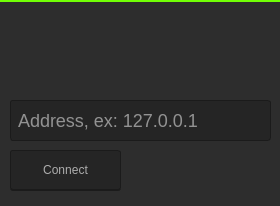
vldr/VLDRChat, file vldrChatQt/vldrIntroQt.ui: the form before one commit.
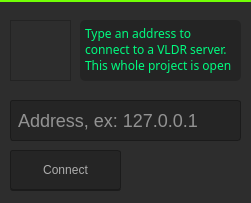
The form after the commit. Icons and pictures are not drawn.

```diff
--- a/vldrChatQt/vldrIntroQt.ui
+++ b/vldrChatQt/vldrIntroQt.ui
@@ -6,8 +6,8 @@
    <rect>
     <x>0</x>
     <y>0</y>
-    <width>280</width>
-    <height>206</height>
+    <width>251</width>
+    <height>203</height>
    </rect>
   </property>
   <property name="windowTitle">
@@ -25,7 +25,7 @@
     <rect>
      <x>10</x>
      <y>100</y>
-     <width>261</width>
+     <width>231</width>
      <height>41</height>
     </rect>
    </property>
@@ -86,6 +86,57 @@
     <string notr="true">border-top:2px solid rgb(113, 255, 5);</string>
    </property>
   </widget>
+  <widget class="QFrame" name="frame">
+   <property name="geometry">
+    <rect>
+     <x>10</x>
+     <y>20</y>
+     <width>61</width>
+     <height>61</height>
+    </rect>
+   </property>
+   <property name="styleSheet">
+    <string notr="true">border-image: url(:/vldrChatQt/VLDRIconThumbnail2.png) 0 0 0 0 stretch stretch;</string>
+   </property>
+   <property name="frameShape">
+    <enum>QFrame::StyledPanel</enum>
+   </property>
+   <property name="frameShadow">
+    <enum>QFrame::Raised</enum>
+   </property>
+  </widget>
+  <widget class="QLabel" name="label">
+   <property name="geometry">
+    <rect>
+     <x>80</x>
+     <y>20</y>
+     <width>161</width>
+     <height>61</height>
+    </rect>
+   </property>
+   <property name="font">
+    <font>
+     <family>MS Gothic</family>
+    </font>
+   </property>
+   <property name="styleSheet">
+    <string notr="true">color:rgb(0, 252, 127);
+padding-left:1px;
+padding-top:-2px;
+background-color:rgb(0,0,0,50);
+border-radius:5px;
+padding:2px</string>
+   </property>
+   <property name="text">
+    <string>Type an address to connect to a VLDR server. This whole project is open source.</string>
+   </property>
+   <property name="alignment">
+    <set>Qt::AlignLeading|Qt::AlignLeft|Qt::AlignTop</set>
+   </property>
+   <property name="wordWrap">
+    <bool>true</bool>
+   </property>
+  </widget>
  </widget>
  <layoutdefault spacing="6" margin="11"/>
  <resources/>
```
Left out of the diff: 4 changed lines with no effect on the pictures.
